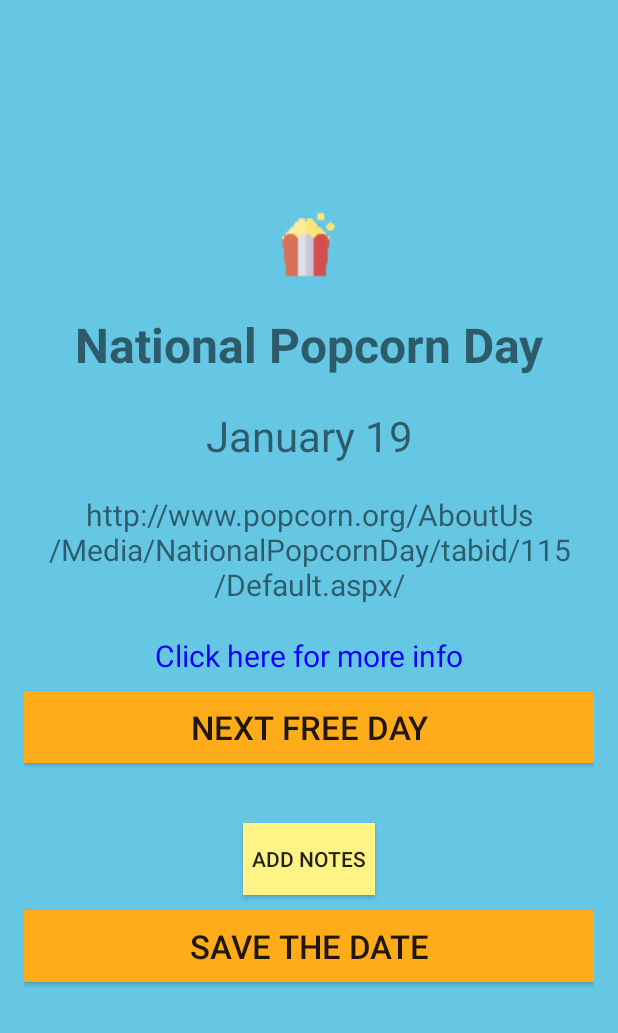
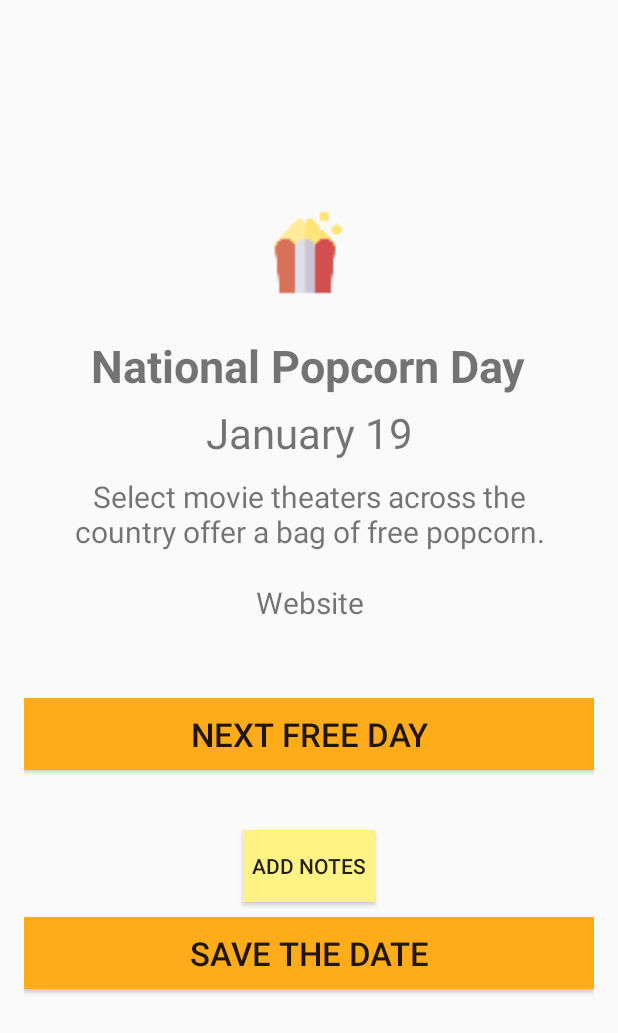
Before and after one commit to nifferdil/Free-Days, an Android app: the FreeDaysActivity screen opened directly, with no data from a screen before it, on a phone screen of 412 x 824 dp. Shown: the top 1033 px of the screen. Run offline under Robolectric (Android 15) with nearby library versions, the phone set to English and light mode, and no system bars; our stand-ins replace ButterKnife.

Commit message:
Fix clickable website and desc

```diff
--- a/app/src/main/java/com/epicodus/nationalfreedays/epicodus/models/FreeDayLib.java
+++ b/app/src/main/java/com/epicodus/nationalfreedays/epicodus/models/FreeDayLib.java
@@ -27,24 +27,24 @@ public class FreeDayLib {
                 R.drawable.ic_popcorn,
                 "National Popcorn Day",
                 "January 19",
-                "http://www.popcorn.org/AboutUs/Media/NationalPopcornDay/tabid/115/Default.aspx/",
-                "Select movie theaters across the country offer a bag of free popcorn."
+                "Select movie theaters across the country offer a bag of free popcorn.",
+                "http://www.popcorn.org/AboutUs/Media/NationalPopcornDay/tabid/115/Default.aspx/"
         ));
 
         mFreeDays.add(new FreeDay(
                 R.drawable.ic_pancakes,
                 "National Pancake Day",
                 "March 8",
-                "http://www.ihoppancakeday.com/index.html/",
-                "IHOP offers a free short stack of buttermilk pancakes, limited to dine-in guests visiting between 7am and 10pm, while supplies last."
+                "IHOP offers a free short stack of buttermilk pancakes, limited to dine,-in guests visiting between 7am and 10pm, while supplies last.",
+                "http://www.ihoppancakeday.com/index.html/"
         ));
 
         mFreeDays.add(new FreeDay(
                 R.drawable.ic_ice_cream,
                 "Free Cone Day",
                 "April 14",
-                "http://www.benjerry.com/scoop-shops/free-cone-day/",
-                "Starting at noon, customers at participating Ben & Jerry's locations are welcomed to choose their flavor of ice cream, on the house."
+                "Starting at noon, customers at participating Ben & Jerry's locations are welcomed to choose their flavor of ice cream, on the house.",
+                "http://www.benjerry.com/scoop-shops/free-cone-day/"
 
         ));
 
@@ -52,64 +52,64 @@ public class FreeDayLib {
                 R.drawable.ic_pretzel,
                 "National Pretzel Day",
                 "April 26",
-                "",
-                "Free pretzels at Philly Pretzel Factory, Pretzelmaker, and Snyder's of Hanover."
+                "Free pretzels at Philly Pretzel Factory, Pretzelmaker, and Snyder's of Hanover.",
+                ""
         ));
 
         mFreeDays.add(new FreeDay(
                 R.drawable.ic_comic,
                 "Free Comic Day",
                 "First Saturday in May",
-                "http://www.freecomicbookday.com/",
-                "Participating comic book stores across North America give away free comic books."
+                "Participating comic book stores across North America give away free comic books.",
+                "http://www.freecomicbookday.com/"
         ));
 
         mFreeDays.add(new FreeDay(
                 R.drawable.ic_doughnut,
                 "National Donut Day",
                 "First Friday in June",
-                "",
-                "Get a free donut at Krispy Kreme, LaMar's Donuts, and Shipley Do-Nuts."
+                "Get a free donut at Krispy Kreme, LaMar's Donuts, and Shipley Do-Nuts.",
+                ""
         ));
 
         mFreeDays.add(new FreeDay(
                 R.drawable.ic_tea,
                 "National Iced Tea Day",
                 "June 10",
-                "",
-                "7-Eleven gives away a free Snapple tea and Teavana gives you a free tea with purchase."
+                "7-Eleven gives away a free Snapple tea and Teavana gives you a free tea with purchase.",
+                ""
         ));
 
         mFreeDays.add(new FreeDay(
                 R.drawable.ic_coffee_maker,
                 "National Coffee Day",
                 "September 29",
-                "",
-                "Select retailers offer a free small coffee: Dunkin' Donuts, Krispy Kreme, Lamar's Donuts, and McDonald's. Other retailers who offer BOGO are Eintstein's Bros Bagels, Noah's Bagels, and Peet's Coffee."
+                "Select retailers offer a free small coffee: Dunkin' Donuts, Krispy Kreme, Lamar's Donuts, and McDonald's. Other retailers who offer BOGO are Eintstein's Bros Bagels, Noah's Bagels, and Peet's Coffee.",
+                ""
         ));
 
         mFreeDays.add(new FreeDay(
                 R.drawable.ic_sandwich,
                 "National Sandwich Day",
                 "November 3",
-                "",
-                "Look for promotions from chains such as Subway and Jersey Mike's."
+                "Look for promotions from chains such as Subway and Jersey Mike's.",
+                ""
         ));
 
         mFreeDays.add(new FreeDay(
                 R.drawable.ic_cookie,
                 "National Cookie Day",
                 "December 4",
-                "",
-                "Check out stores like Great American Cookies and Quiznos to get your free cookie!"
+                "Check out stores like Great American Cookies and Quiznos to get your free cookie!",
+                ""
         ));
 
         mFreeDays.add(new FreeDay(
                 R.drawable.ic_brownie,
                 "National Brownie Day",
                 "December 8",
-                "",
-                "Free brownie at participating Nestle Toll House Cafe locations."
+                "Free brownie at participating Nestle Toll House Cafe locations.",
+                ""
         ));
     }
 
--- a/app/src/main/java/com/epicodus/nationalfreedays/epicodus/ui/FreeDaysActivity.java
+++ b/app/src/main/java/com/epicodus/nationalfreedays/epicodus/ui/FreeDaysActivity.java
@@ -59,15 +59,15 @@ public class FreeDaysActivity extends AppCompatActivity {
                 startActivity(intent);
             }
         });
-        if (mCurrentFreeDay.getWebsite() != "") {
-            mWebsiteLabel.setOnClickListener(new View.OnClickListener() {
-                @Override
-                public void onClick(View v) {
-                    Intent intent = new Intent(Intent.ACTION_VIEW, Uri.parse(mCurrentFreeDay.getWebsite()));
-                    startActivity(intent);
-                }
-            });
-            }
+//        if (mCurrentFreeDay.getWebsite() != "") {
+//            mWebsiteLabel.setOnClickListener(new View.OnClickListener() {
+//                @Override
+//                public void onClick(View v) {
+//                    Intent intent = new Intent(Intent.ACTION_VIEW, Uri.parse(mCurrentFreeDay.getWebsite()));
+//                    startActivity(intent);
+//                }
+//            });
+//            }
 
         mCalendarButton.setOnClickListener(new View.OnClickListener() {
             @Override
@@ -89,13 +89,22 @@ public class FreeDaysActivity extends AppCompatActivity {
         imageLabel.setImageResource(mCurrentFreeDay.getImage());
         mNameLabel.setText(mCurrentFreeDay.getTitle());
         mDateLabel.setText(mCurrentFreeDay.getDate());
+
+        mDescriptionLabel.setText(mCurrentFreeDay.getDescription());
+        mWebsiteLabel.setOnClickListener(new View.OnClickListener() {
+            @Override
+            public void onClick(View v) {
+                Intent intent = new Intent(Intent.ACTION_VIEW, Uri.parse(mCurrentFreeDay.getWebsite()));
                 if (mCurrentFreeDay.getWebsite() == "") {
                     mWebsiteLabel.setText("Cool!");
+                    mWebsiteLabel.setClickable(false);
                     mWebsiteLabel.setTextColor(Color.parseColor("#404040"));
                 } else {
                     mWebsiteLabel.setText("Click here for more info");
                     mWebsiteLabel.setTextColor(Color.BLUE);
                 }
-        mDescriptionLabel.setText(mCurrentFreeDay.getDescription());
+                startActivity(intent);
+            }
+        });
     }
 }
--- a/app/src/main/res/layout/activity_free_days.xml
+++ b/app/src/main/res/layout/activity_free_days.xml
@@ -1,48 +1,42 @@
 <LinearLayout xmlns:android="http://schemas.android.com/apk/res/android"
     xmlns:tools="http://schemas.android.com/tools" android:layout_width="match_parent"
-    android:layout_height="match_parent" android:paddingLeft="@dimen/activity_horizontal_margin"
-    android:paddingRight="@dimen/activity_horizontal_margin"
-    android:paddingTop="@dimen/activity_vertical_margin"
-    android:paddingBottom="@dimen/activity_vertical_margin"
+    android:layout_height="match_parent"
+    android:layout_margin="16dp"
     tools:context="com.epicodus.nationalfreedays.epicodus.ui.FreeDaysActivity"
-    android:background="#65c7e4"
     android:gravity="center"
     android:orientation="vertical">
 
     <ImageView
         android:id="@+id/imageLabel"
-        android:layout_width="70dp"
-        android:layout_height="70dp"
+        android:layout_width="90dp"
+        android:layout_height="90dp"
         android:src="@drawable/ic_coffee_maker"
         android:layout_gravity="center"/>
 
     <TextView
-        android:layout_width="match_parent"
+        android:layout_width="wrap_content"
         android:layout_height="wrap_content"
-        android:text="New Text"
+        android:text="Free Day Name"
         android:id="@+id/nameLabel"
-        android:layout_centerHorizontal="true"
         android:textIsSelectable="false"
-        android:textSize="32sp"
+        android:textSize="30dp"
         android:textStyle="bold"
-        android:layout_alignParentTop="true"
         android:gravity="center"
-        android:layout_margin="10sp" />
+        android:layout_marginTop="10dp" />
 
     <TextView
-        android:layout_width="match_parent"
+        android:layout_width="wrap_content"
         android:layout_height="wrap_content"
-        android:text="New Text"
+        android:text="Date"
         android:id="@+id/newFreeDayDateLabel"
-        android:layout_centerHorizontal="true"
         android:textSize="28sp"
         android:gravity="center"
-        android:layout_margin="10sp" />
+        android:layout_marginTop="5dp" />
 
     <TextView
-        android:layout_width="match_parent"
+        android:layout_width="wrap_content"
         android:layout_height="wrap_content"
-        android:text="New Text"
+        android:text="Description"
         android:id="@+id/descriptionLabel"
         android:layout_centerHorizontal="true"
         android:textSize="20sp"
@@ -52,12 +46,11 @@
     <TextView
         android:layout_width="match_parent"
         android:layout_height="wrap_content"
-        android:text="New Text"
+        android:text="Website"
         android:id="@+id/websiteLabel"
         android:textSize="20sp"
         android:gravity="center"
         android:layout_margin="10sp" />
-
 
     <Button
         android:layout_width="match_parent"
@@ -66,8 +59,7 @@
         android:id="@+id/nextButton"
         android:background="#ffac1a"
         android:textSize="22sp"
-        android:layout_alignParentLeft="true"
-        android:layout_alignParentStart="true"
+       android:layout_marginTop="40dp"
         android:layout_marginBottom="30dp" />
 
     <Button
@@ -87,7 +79,6 @@
         android:text="Save the Date"
         android:id="@+id/calendarButton"
         android:layout_above="@+id/nextButton"
-        android:layout_centerHorizontal="true"
         android:layout_marginBottom="41dp"
         android:background="#ffac1a"
         android:textSize="22sp" />
```
Lines whose indentation alone changed are shown as unchanged.
